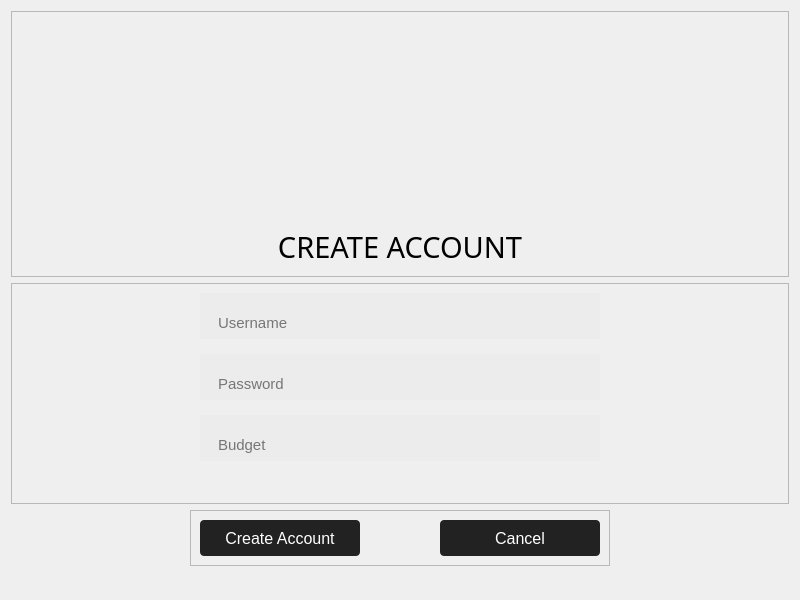
Above: ui_files/newaccountdialog.ui from xTheSheep/gui_landwirtschaftliche_fahrzeuge before the change. Below: the same form after it.
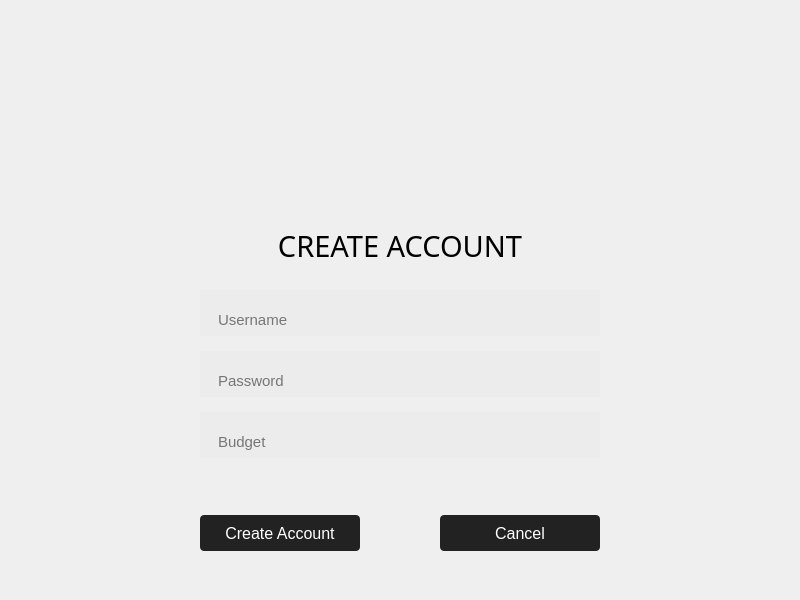
That is the form after the change. Icons and pictures are not drawn.

The edit to the form file:
```diff
--- a/ui_files/newaccountdialog.ui
+++ b/ui_files/newaccountdialog.ui
@@ -52,7 +52,7 @@
    <item alignment="Qt::AlignTop">
     <widget class="QFrame" name="frame_3">
      <property name="frameShape">
-      <enum>QFrame::StyledPanel</enum>
+      <enum>QFrame::NoFrame</enum>
      </property>
      <property name="frameShadow">
       <enum>QFrame::Raised</enum>
@@ -110,7 +110,7 @@
    <item>
     <widget class="QFrame" name="frame">
      <property name="frameShape">
-      <enum>QFrame::StyledPanel</enum>
+      <enum>QFrame::NoFrame</enum>
      </property>
      <property name="frameShadow">
       <enum>QFrame::Raised</enum>
@@ -231,7 +231,7 @@
    <item alignment="Qt::AlignHCenter|Qt::AlignTop">
     <widget class="QFrame" name="frame_2">
      <property name="frameShape">
-      <enum>QFrame::StyledPanel</enum>
+      <enum>QFrame::NoFrame</enum>
      </property>
      <property name="frameShadow">
       <enum>QFrame::Raised</enum>
```
